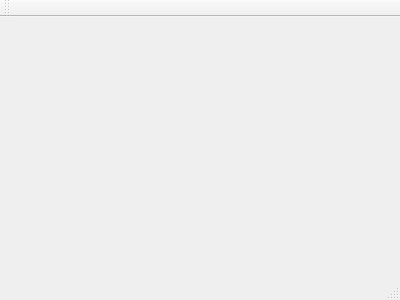
vikramnair19/plotter, file plotter/mainwindow.ui: the form before one commit.
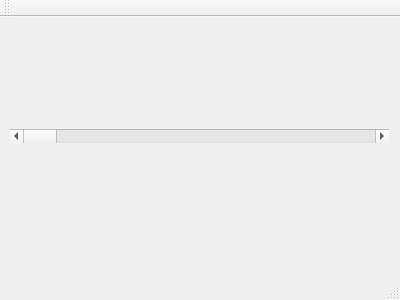
The form after the commit.

```diff
--- a/plotter/mainwindow.ui
+++ b/plotter/mainwindow.ui
@@ -12,13 +12,57 @@
   <property name="windowTitle" >
    <string>MainWindow</string>
   </property>
-  <widget class="QMenuBar" name="menuBar" />
-  <widget class="QToolBar" name="mainToolBar" />
-  <widget class="QWidget" name="centralWidget" />
-  <widget class="QStatusBar" name="statusBar" />
+  <widget class="QWidget" name="centralWidget">
+   <widget class="QWidget" name="verticalLayoutWidget">
+    <property name="geometry">
+     <rect>
+      <x>-1</x>
+      <y>-1</y>
+      <width>401</width>
+      <height>241</height>
+     </rect>
+    </property>
+    <layout class="QVBoxLayout" name="verticalLayout">
+     <property name="sizeConstraint">
+      <enum>QLayout::SetNoConstraint</enum>
+     </property>
+     <item>
+      <widget class="QScrollBar" name="horizontalScrollBar">
+       <property name="sizePolicy">
+        <sizepolicy hsizetype="Expanding" vsizetype="Fixed">
+         <horstretch>0</horstretch>
+         <verstretch>0</verstretch>
+        </sizepolicy>
+       </property>
+       <property name="orientation">
+        <enum>Qt::Horizontal</enum>
+       </property>
+      </widget>
+     </item>
+    </layout>
+   </widget>
+  </widget>
+  <widget class="QMenuBar" name="menuBar">
+   <property name="geometry">
+    <rect>
+     <x>0</x>
+     <y>0</y>
+     <width>400</width>
+     <height>25</height>
+    </rect>
+   </property>
+  </widget>
+  <widget class="QToolBar" name="mainToolBar">
+   <attribute name="toolBarArea">
+    <enum>TopToolBarArea</enum>
+   </attribute>
+   <attribute name="toolBarBreak">
+    <bool>false</bool>
+   </attribute>
+  </widget>
+  <widget class="QStatusBar" name="statusBar"/>
  </widget>
- <layoutDefault spacing="6" margin="11" />
- <pixmapfunction></pixmapfunction>
+ <layoutdefault spacing="6" margin="11"/>
  <resources/>
  <connections/>
 </ui>
```
Left out of the diff: 7 changed lines with no effect on the pictures.
